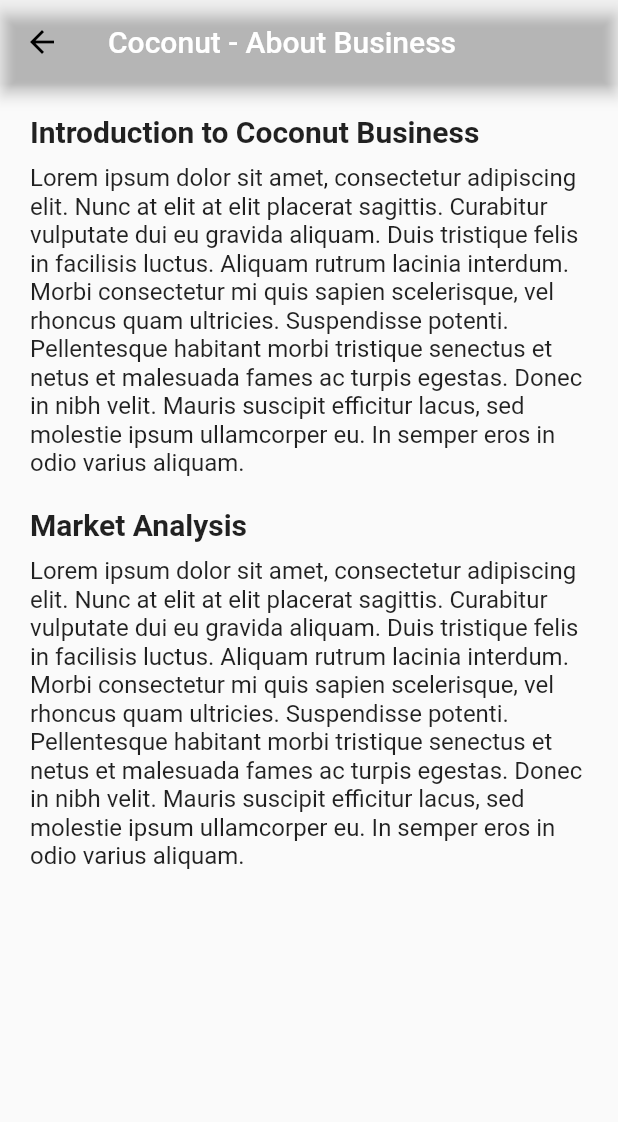
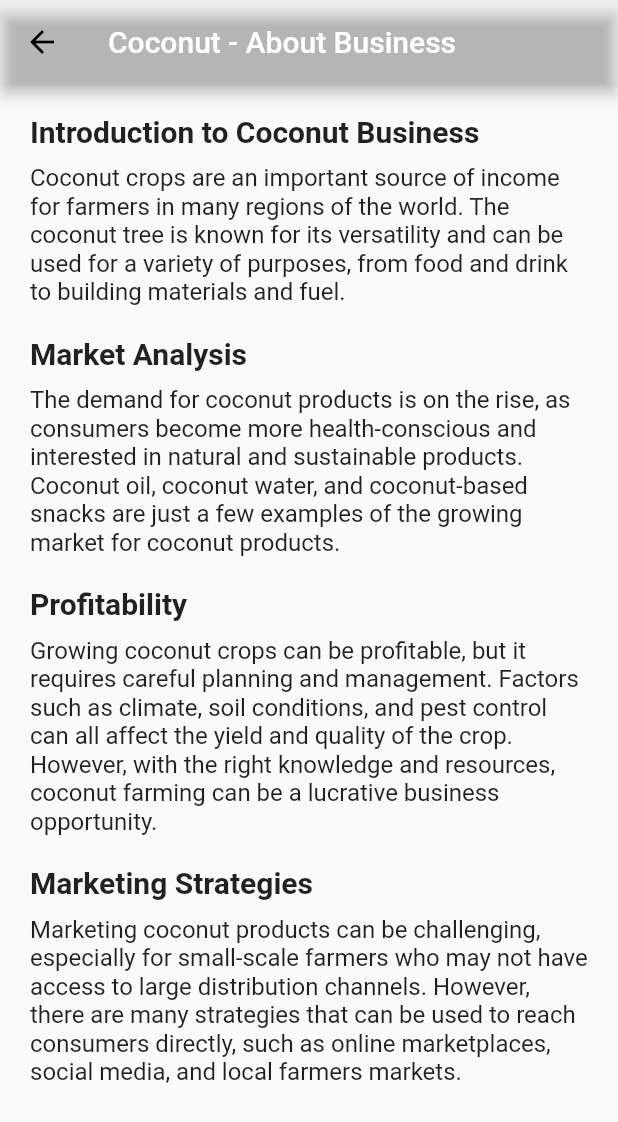
Before and after one commit to Ramadhanmkoma/FirmWise, a Flutter app: the CropAboutBusinessPage screen opened directly, on a phone screen of 412 x 824 dp. Shown: the top 1122 px of the screen. Run offline on Flutter 3.47's test engine with Material 2 defaults, Android fonts, the light colour scheme and no system bars.

Commit message:
features updates

```diff
--- a/lib/crops/aboutBusiness.dart
+++ b/lib/crops/aboutBusiness.dart
@@ -24,7 +24,7 @@ class CropAboutBusinessPage extends StatelessWidget {
             ),
             SizedBox(height: 10),
             Text(
-              'Lorem ipsum dolor sit amet, consectetur adipiscing elit. Nunc at elit at elit placerat sagittis. Curabitur vulputate dui eu gravida aliquam. Duis tristique felis in facilisis luctus. Aliquam rutrum lacinia interdum. Morbi consectetur mi quis sapien scelerisque, vel rhoncus quam ultricies. Suspendisse potenti. Pellentesque habitant morbi tristique senectus et netus et malesuada fames ac turpis egestas. Donec in nibh velit. Mauris suscipit efficitur lacus, sed molestie ipsum ullamcorper eu. In semper eros in odio varius aliquam.',
+              'Coconut crops are an important source of income for farmers in many regions of the world. The coconut tree is known for its versatility and can be used for a variety of purposes, from food and drink to building materials and fuel.',
               style: TextStyle(fontSize: 16),
             ),
             SizedBox(height: 20),
@@ -34,7 +34,27 @@ class CropAboutBusinessPage extends StatelessWidget {
             ),
             SizedBox(height: 10),
             Text(
-              'Lorem ipsum dolor sit amet, consectetur adipiscing elit. Nunc at elit at elit placerat sagittis. Curabitur vulputate dui eu gravida aliquam. Duis tristique felis in facilisis luctus. Aliquam rutrum lacinia interdum. Morbi consectetur mi quis sapien scelerisque, vel rhoncus quam ultricies. Suspendisse potenti. Pellentesque habitant morbi tristique senectus et netus et malesuada fames ac turpis egestas. Donec in nibh velit. Mauris suscipit efficitur lacus, sed molestie ipsum ullamcorper eu. In semper eros in odio varius aliquam.',
+              'The demand for coconut products is on the rise, as consumers become more health-conscious and interested in natural and sustainable products. Coconut oil, coconut water, and coconut-based snacks are just a few examples of the growing market for coconut products.',
+              style: TextStyle(fontSize: 16),
+            ),
+            SizedBox(height: 20),
+            Text(
+              'Profitability',
+              style: TextStyle(fontSize: 20, fontWeight: FontWeight.bold),
+            ),
+            SizedBox(height: 10),
+            Text(
+              'Growing coconut crops can be profitable, but it requires careful planning and management. Factors such as climate, soil conditions, and pest control can all affect the yield and quality of the crop. However, with the right knowledge and resources, coconut farming can be a lucrative business opportunity.',
+              style: TextStyle(fontSize: 16),
+            ),
+            SizedBox(height: 20),
+            Text(
+              'Marketing Strategies',
+              style: TextStyle(fontSize: 20, fontWeight: FontWeight.bold),
+            ),
+            SizedBox(height: 10),
+            Text(
+              'Marketing coconut products can be challenging, especially for small-scale farmers who may not have access to large distribution channels. However, there are many strategies that can be used to reach consumers directly, such as online marketplaces, social media, and local farmers markets.',
               style: TextStyle(fontSize: 16),
             ),
           ],
--- a/lib/crops/agricultureEdu.dart
+++ b/lib/crops/agricultureEdu.dart
@@ -27,7 +27,7 @@ class CropEducationPage extends StatelessWidget {
             ),
             SizedBox(height: 16.0),
             Text(
-              'Lorem ipsum dolor sit amet, consectetur adipiscing elit. Sed pretium ullamcorper ante, ac mattis sapien. Nunc gravida auctor justo, vel laoreet felis rhoncus in. Integer sit amet eleifend velit. Curabitur fringilla nisl eget elit maximus suscipit. Donec posuere tortor in urna posuere aliquam. Donec a fringilla justo. Vivamus eget tellus eu tellus finibus bibendum eu ac justo. In dapibus nisi nunc, at faucibus odio hendrerit a. Aenean bibendum ex nec enim malesuada, quis rhoncus justo eleifend. Nam quis imperdiet arcu, sit amet pellentesque turpis.',
+              'Coconut is a versatile crop with many uses, and proper education is important for successful cultivation. In this subcategory, you will find educational resources on all aspects of coconut farming, including planting techniques, soil preparation, fertilization, pest management, and harvesting methods. You\'ll also find information on how to identify and manage common diseases and pests that affect coconut crops, as well as tips for increasing yield and improving the quality of your harvest. Whether you\'re a beginner or an experienced farmer, the educational resources in this subcategory will help you improve your knowledge and skills in coconut cultivation.',
               style: TextStyle(
                 fontSize: 16.0,
               ),
--- a/lib/crops/goodFood.dart
+++ b/lib/crops/goodFood.dart
@@ -22,16 +22,8 @@ class GoodFood extends StatelessWidget {
             onPressed: () {},
             icon: Icon(Icons.search),
           ),
-          PopupMenuButton(
-            itemBuilder: (BuildContext context) {
-              return List.generate(5, (index) {
-                return CheckedPopupMenuItem();
-              });
-            },
-          ),
         ],
         elevation: 0,
-        // backgroundColor: Colors.transparent,
       ),
       body: SingleChildScrollView(
         child: Container(
@@ -39,8 +31,11 @@ class GoodFood extends StatelessWidget {
           child: Column(
             children: <Widget>[
               Image.asset('assets/crop-images/3.jpeg'),
+              SizedBox(
+                height: 20,
+              ),
               Text(
-                'Lorem ipsum dolor sit amet, consectetur adipiscing elit. Sed pretium ullamcorper ante, ac mattis sapien. Nunc gravida auctor justo, vel laoreet felis rhoncus in. Integer sit amet eleifend velit. Curabitur fringilla nisl eget elit maximus suscipit. Donec posuere tortor in urna posuere aliquam. Donec a fringilla justo. Vivamus eget tellus eu tellus finibus bibendum eu ac justo. In dapibus nisi nunc, at faucibus odio hendrerit a. Aenean bibendum ex nec enim malesuada, quis rhoncus justo eleifend. Nam quis imperdiet arcu, sit amet pellentesque turpis.',
+                'Coconuts are not only delicious and versatile, but they also offer numerous health benefits. Coconuts are a rich source of vitamins and minerals, including vitamin C, potassium, magnesium, and copper. They are also high in fiber and healthy fats, which can help reduce cholesterol levels and support heart health. Coconut meat, water, and oil can be used in a variety of dishes, from sweet to savory, and can be enjoyed in many different ways. Additionally, coconut oil has antimicrobial properties and can be used in natural beauty products for hair and skin care. By incorporating coconuts into your diet, you can enjoy a tasty and nutritious food that offers a wide range of benefits for your health and well-being.',
                 style: TextStyle(fontSize: 16.0, fontWeight: FontWeight.bold),
               )
             ],
--- a/lib/landing.dart
+++ b/lib/landing.dart
@@ -42,7 +42,7 @@ class LoginPage extends StatelessWidget {
                 height: MediaQuery.of(context).size.height / 3,
                 decoration: BoxDecoration(
                     image: DecorationImage(
-                        image: AssetImage('assets/images/algae.jpg'))),
+                        image: AssetImage('assets/images/4.jpg'))),
               ),
               Column(
                 children: <Widget>[
--- a/lib/livestock/breeding-method.dart
+++ b/lib/livestock/breeding-method.dart
@@ -29,7 +29,7 @@ class BreedingMethod extends StatelessWidget {
             ),
             SizedBox(height: 20),
             Text(
-              'Market Analysis',
+              'Methods',
               style: TextStyle(fontSize: 20, fontWeight: FontWeight.bold),
             ),
             SizedBox(height: 10),
--- a/lib/livestock/business.dart
+++ b/lib/livestock/business.dart
@@ -32,6 +32,67 @@ class LivestockBusiness extends StatelessWidget {
           child: Column(
             children: <Widget>[
               Image.asset('assets/livestock-images/yak.jpg'),
+              Text(
+                'Introduction to $animalName Business',
+                style: TextStyle(fontSize: 20, fontWeight: FontWeight.bold),
+              ),
+              SizedBox(height: 10),
+              Text(
+                'Yak livestock farming can be a profitable business for farmers who are interested in raising livestock that is able to adapt to harsh climates and high altitudes. In this section, we will discuss some important aspects of Yak livestock farming that can help farmers maximize their profits and minimize risks.',
+                style: TextStyle(fontSize: 16),
+              ),
+              SizedBox(height: 20),
+              Text(
+                'Market Demand',
+                style: TextStyle(fontSize: 20, fontWeight: FontWeight.bold),
+              ),
+              SizedBox(height: 10),
+              Text(
+                'Yak meat is considered a delicacy in many countries, and it is in high demand due to its unique taste and nutritional value. Additionally, Yak wool is also used in the textile industry, and Yak milk is used in traditional medicine and cosmetics.',
+                style: TextStyle(fontSize: 16),
+              ),
+              SizedBox(height: 20),
+              Text(
+                'Breeding and Rearing',
+                style: TextStyle(fontSize: 20, fontWeight: FontWeight.bold),
+              ),
+              SizedBox(height: 10),
+              Text(
+                'Yak livestock requires special attention to breeding and rearing to ensure high-quality meat, wool, and milk production. Yak breeding is a specialized field, and farmers must ensure that they are using only the best quality breeding stock.',
+                style: TextStyle(fontSize: 16),
+              ),
+              SizedBox(height: 20),
+              Text(
+                'Feed and Nutrition',
+                style: TextStyle(fontSize: 20, fontWeight: FontWeight.bold),
+              ),
+              SizedBox(height: 10),
+              Text(
+                'Yak livestock requires a diet that is high in protein and nutrients, which can be obtained through natural grazing or supplementation with specialized feeds. Farmers must ensure that their Yak livestock is getting the proper nutrition to maintain optimal health and production.',
+                style: TextStyle(fontSize: 16),
+              ),
+              SizedBox(height: 20),
+              Text(
+                'Health and Disease Management',
+                style: TextStyle(fontSize: 20, fontWeight: FontWeight.bold),
+              ),
+              SizedBox(height: 10),
+              Text(
+                'Like any livestock, Yak are susceptible to diseases and illnesses. Farmers must take preventative measures to ensure their livestock is healthy and protected against common diseases and illnesses. Farmers must also ensure that they are using the best quality vaccines and medications to prevent and treat diseases.',
+                style: TextStyle(fontSize: 16),
+              ),
+              SizedBox(
+                height: 20,
+              ),
+              Text(
+                'Marketing and Sales',
+                style: TextStyle(fontSize: 20, fontWeight: FontWeight.bold),
+              ),
+              SizedBox(height: 10),
+              Text(
+                'Yak livestock can be marketed and sold in various ways, such as through farmers\' markets, online platforms, or through direct sales to local restaurants and butchers. Farmers must develop a marketing and sales strategy that suits their individual needs and goals.',
+                style: TextStyle(fontSize: 16),
+              ),
             ],
           ),
         ),
```
Also changed, not shown: lib/mainCategory.dart (+7 -1 lines).
